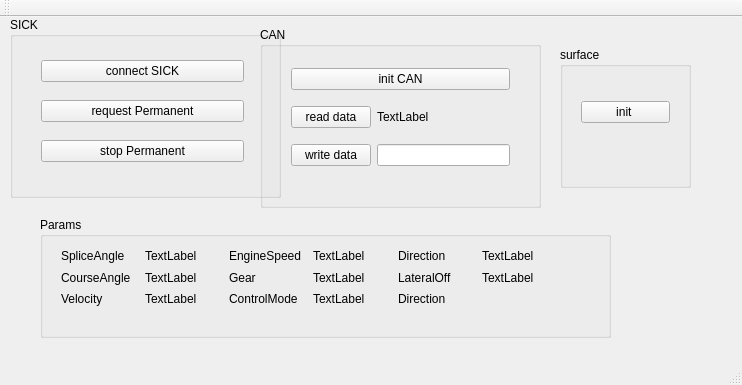
This is mainwindow.ui in wozaiqufu/cyjApp as Qt 5 draws it before an edit. The edited form follows.
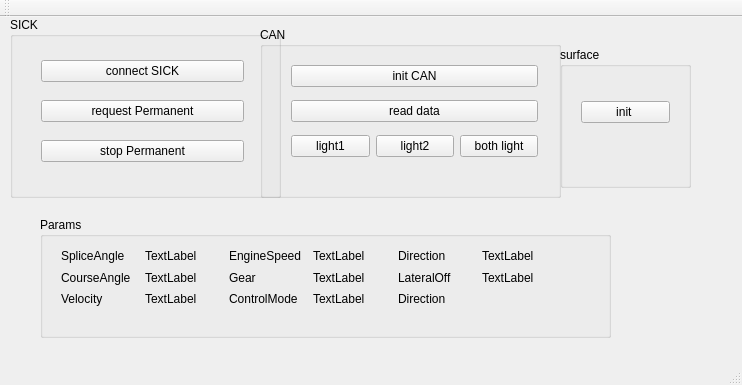
This is the edited form.

Commit message: CAN light control OK

Patch:
```diff
--- a/mainwindow.ui
+++ b/mainwindow.ui
@@ -71,8 +71,8 @@
      <rect>
       <x>260</x>
       <y>10</y>
-      <width>281</width>
-      <height>181</height>
+      <width>301</width>
+      <height>171</height>
      </rect>
     </property>
     <property name="title">
@@ -83,39 +83,43 @@
       <rect>
        <x>20</x>
        <y>20</y>
-       <width>241</width>
-       <height>141</height>
+       <width>269</width>
+       <height>131</height>
       </rect>
      </property>
      <layout class="QGridLayout" name="gridLayout">
       <item row="3" column="1">
-       <widget class="QLineEdit" name="lineEdit_2"/>
-      </item>
-      <item row="0" column="0" colspan="2">
-       <widget class="QPushButton" name="pushButton_5">
+       <widget class="QPushButton" name="pushButton_light2">
         <property name="text">
-         <string>init CAN</string>
+         <string>light2</string>
         </property>
        </widget>
       </item>
       <item row="3" column="0">
        <widget class="QPushButton" name="pushButton_7">
         <property name="text">
-         <string>write data</string>
+         <string>light1</string>
         </property>
        </widget>
       </item>
-      <item row="2" column="0">
+      <item row="3" column="2">
+       <widget class="QPushButton" name="pushButton_bothLight">
+        <property name="text">
+         <string>both light</string>
+        </property>
+       </widget>
+      </item>
+      <item row="2" column="0" colspan="3">
        <widget class="QPushButton" name="pushButton_6">
         <property name="text">
          <string>read data</string>
         </property>
        </widget>
       </item>
-      <item row="2" column="1">
-       <widget class="QLabel" name="label_CANdata">
+      <item row="0" column="0" colspan="3">
+       <widget class="QPushButton" name="pushButton_5">
         <property name="text">
-         <string>TextLabel</string>
+         <string>init CAN</string>
         </property>
        </widget>
       </item>
```
Left out of the diff: 2 changed lines with no effect on the pictures. The commit also changes 4 other files.
